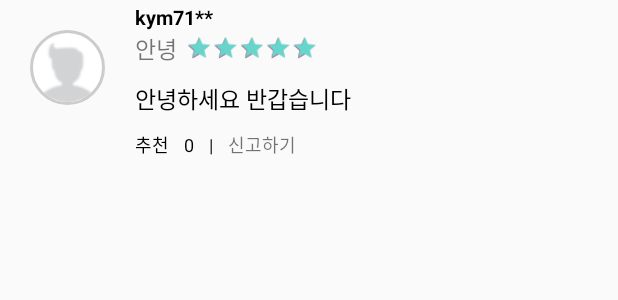
After one commit to JmKanmo/MyMovieApplication, an Android app: the layout review_item_view.xml on its own in the app's theme, with its tools: preview values and no code run, on a phone screen of 412 x 824 dp. The commit adds this screen. Shown: the top 300 px of the screen. Run offline under Robolectric (Android 15) with nearby library versions, the phone set to English and light mode, and no system bars.

Commit message:
프로젝트 B 완료

```diff
--- a/app/build.gradle
+++ b/app/build.gradle
@@ -26,4 +26,7 @@ dependencies {
     testImplementation 'junit:junit:4.12'
     androidTestImplementation 'androidx.test.ext:junit:1.1.0'
     androidTestImplementation 'androidx.test.espresso:espresso-core:3.1.1'
+    implementation 'de.hdodenhof:circleimageview:3.1.0'
+    compileOnly 'org.projectlombok:lombok:1.18.12'
+    annotationProcessor 'org.projectlombok:lombok:1.18.12'
 }
--- a/app/src/main/AndroidManifest.xml
+++ b/app/src/main/AndroidManifest.xml
@@ -9,7 +9,7 @@
         android:roundIcon="@drawable/ic_app"
         android:supportsRtl="true"
         android:theme="@style/AppTheme">
-        <activity android:name=".activities.MainActivity">
+        <activity android:name=".MainActivity">
             <intent-filter>
                 <action android:name="android.intent.action.MAIN" />
 
--- a/app/src/main/res/layout/activity_main.xml
+++ b/app/src/main/res/layout/activity_main.xml
@@ -1,6 +1,7 @@
 <?xml version="1.0" encoding="utf-8"?>
 
 <ScrollView xmlns:android="http://schemas.android.com/apk/res/android"
+    android:id="@+id/main_scroll_view"
     android:layout_width="match_parent"
     android:layout_height="match_parent">
 
@@ -372,7 +373,8 @@
                 android:id="@+id/review_list"
                 android:layout_width="match_parent"
                 android:layout_height="150dp"
-                android:layout_below="@+id/review_header"></ListView>
+                android:layout_below="@+id/review_header"
+                android:layout_marginTop="10dp"></ListView>
 
             <Button
                 android:id="@+id/see_all_btn"
@@ -421,7 +423,7 @@
                 android:gravity="center"
                 android:text="예매하기"
                 android:textColor="#ffffff"
-                android:textSize="20dp"
+                android:textSize="20sp"
                 android:textStyle="bold" />
         </LinearLayout>
     </LinearLayout>
--- /dev/null
+++ b/app/src/main/res/layout/review_item_view.xml
@@ -0,0 +1,113 @@
+<?xml version="1.0" encoding="utf-8"?>
+<LinearLayout xmlns:android="http://schemas.android.com/apk/res/android"
+    xmlns:app="http://schemas.android.com/apk/res-auto"
+    android:layout_width="match_parent"
+    android:layout_height="match_parent"
+    android:orientation="horizontal">
+
+    <!-- 유저 프로필사진 -->
+    <de.hdodenhof.circleimageview.CircleImageView
+        android:id="@+id/user_pic"
+        android:layout_width="50dp"
+        android:layout_height="50dp"
+        android:layout_alignParentLeft="true"
+        android:layout_margin="20dp"
+        android:src="@drawable/basic_user_pic"
+        app:civ_border_color="#ffcccccc"
+        app:civ_border_width="2dp" />
+
+    <!-- 리뷰 상세정보 -->
+    <LinearLayout
+        android:layout_width="match_parent"
+        android:layout_height="wrap_content"
+        android:layout_marginTop="2dp"
+        android:layout_weight="1"
+        android:orientation="vertical">
+
+        <TextView
+            android:id="@+id/user_id"
+            android:layout_width="wrap_content"
+            android:layout_height="wrap_content"
+            android:layout_gravity="left"
+            android:text="kym71**"
+            android:textColor="@color/colorBlack"
+            android:textSize="13sp"
+            android:textStyle="bold" />
+
+        <LinearLayout
+            android:layout_width="match_parent"
+            android:layout_height="wrap_content"
+            android:orientation="horizontal"
+            android:paddingBottom="10dp">
+
+            <TextView
+                android:id="@+id/write_time"
+                android:layout_width="wrap_content"
+                android:layout_height="wrap_content"
+                android:text="안녕"
+                android:textSize="15sp" />
+
+            <RatingBar
+                android:id="@+id/rating_bar"
+                style="?android:attr/ratingBarStyleSmall"
+                android:layout_width="wrap_content"
+                android:layout_height="wrap_content"
+                android:layout_gravity="center"
+                android:layout_marginLeft="10dp"
+                android:numStars="5"
+                android:progressTint="@color/colorAqua"
+                android:rating="5"
+                android:scaleX="1.1"
+                android:scaleY="1.1"
+                android:stepSize="0.5" />
+        </LinearLayout>
+
+        <TextView
+            android:id="@+id/review"
+            android:layout_width="wrap_content"
+            android:layout_height="wrap_content"
+            android:paddingBottom="10dp"
+            android:text="안녕하세요 반갑습니다"
+            android:textColor="@color/colorBlack"
+            android:textSize="15sp" />
+
+        <LinearLayout
+            android:layout_width="match_parent"
+            android:layout_height="wrap_content"
+            android:orientation="horizontal"
+            android:paddingBottom="10dp">
+
+            <TextView
+                android:layout_width="wrap_content"
+                android:layout_height="wrap_content"
+                android:text="추천"
+                android:textColor="@color/colorBlack"
+                android:textSize="12sp" />
+
+            <TextView
+                android:id="@+id/recommend_cnt"
+                android:layout_width="wrap_content"
+                android:layout_height="wrap_content"
+                android:layout_marginLeft="10dp"
+                android:text="0"
+                android:textColor="@color/colorBlack"
+                android:textSize="12sp" />
+
+            <TextView
+                android:layout_width="wrap_content"
+                android:layout_height="wrap_content"
+                android:layout_marginLeft="10dp"
+                android:text="|"
+                android:textColor="@color/colorBlack"
+                android:textSize="12sp" />
+
+            <TextView
+                android:id="@+id/declare"
+                android:layout_width="wrap_content"
+                android:layout_height="wrap_content"
+                android:layout_marginLeft="10dp"
+                android:text="신고하기"
+                android:textSize="12sp" />
+        </LinearLayout>
+    </LinearLayout>
+</LinearLayout>
--- a/app/src/main/res/values/colors.xml
+++ b/app/src/main/res/values/colors.xml
@@ -9,4 +9,5 @@
     <color name="colorBlack">#000000</color>
     <color name="colorOrange">#FF5500</color>
     <color name="colorPurple">#BE55DA</color>
+    <color name="colorAqua">#66D5CC</color>
 </resources>
```
Also changed, not shown: app/src/main/java/com/example/mymovie/activities/MainActivity.java (deleted, +0 -118 lines), app/src/main/java/com/example/mymovie/listview/ReviewAdapter.java (added, +56 -0 lines), app/src/main/java/com/example/mymovie/listview/ReviewItem.java (added, +16 -0 lines), app/src/main/java/com/example/mymovie/listview/ReviewItemView.java (added, +79 -0 lines), app/src/main/java/com/example/mymovie/toast/CustomToastController.java (added, +36 -0 lines), app/src/main/res/drawable/custom_toast.xml (added, +23 -0 lines), app/src/main/res/layout/toast_border.xml (added, +17 -0 lines), app/src/main/res/drawable-v24/basic_user_pic.png (added).
